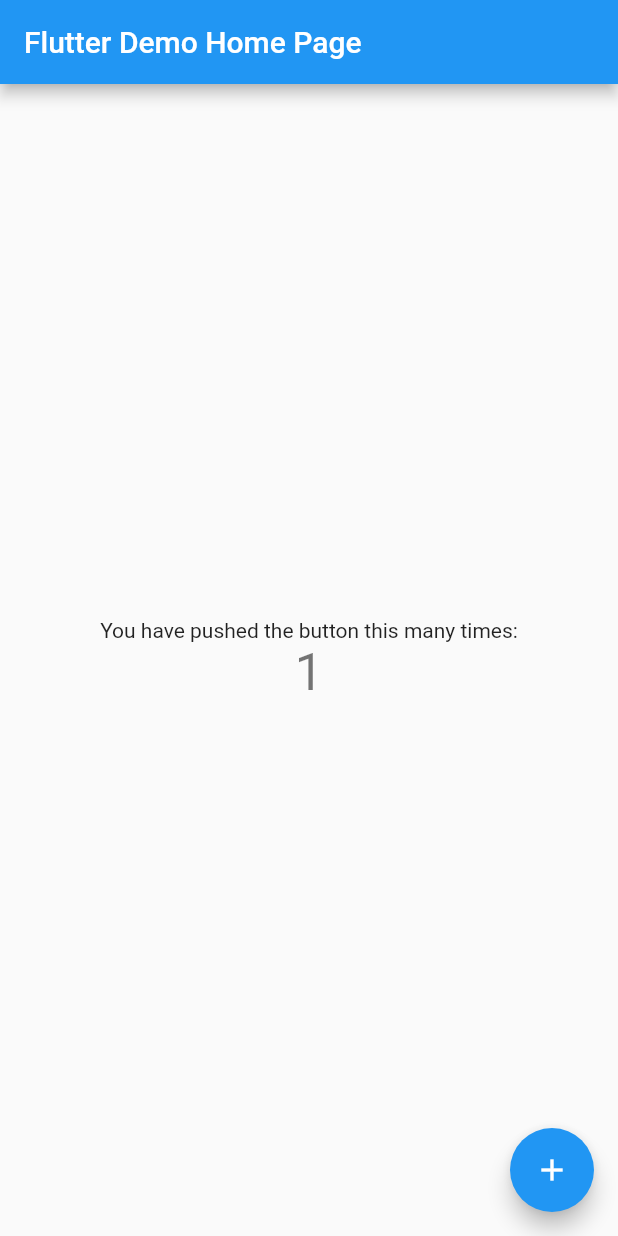
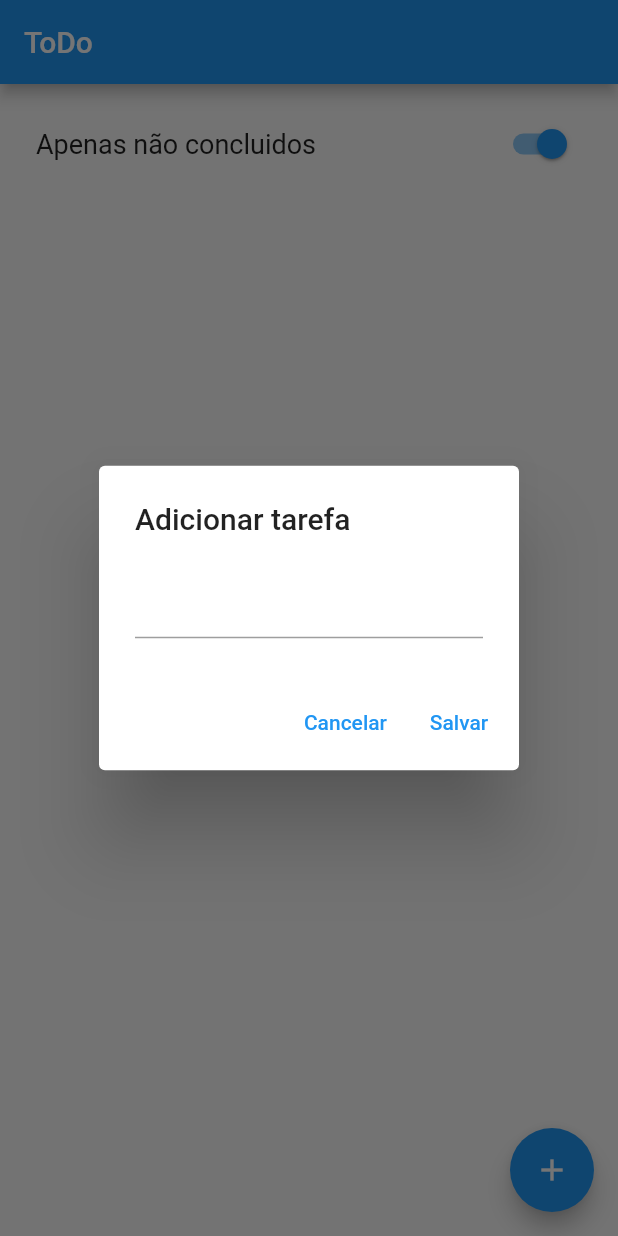
Before and after one commit to eduardoandd/todo_list, a Flutter app: the screen it shows after launch, after a tap on the "add" icon, on a phone screen of 412 x 824 dp. Run offline on Flutter 3.47's test engine with Material 2 defaults, Android fonts, the light colour scheme and no system bars; our stand-ins replace hive; accounts and stored records are empty.

Commit message:
adicionado o editar com longpress

```diff
--- a/lib/main.dart
+++ b/lib/main.dart
@@ -1,6 +1,17 @@
 import 'package:flutter/material.dart';
+import 'package:hive/hive.dart';
+import 'package:path_provider/path_provider.dart' as path_provider;
+import 'package:todo_list/pages/todo_page.dart';
 
-void main() {
+import 'model/todo_model.dart';
+
+void main() async{
+
+  WidgetsFlutterBinding.ensureInitialized();
+  var documentDirectory = await path_provider.getApplicationDocumentsDirectory();
+  Hive.init(documentDirectory.path);
+  Hive.registerAdapter(ToDoModelAdapter());
+
   runApp(const MyApp());
 }
 
@@ -24,7 +35,7 @@
         // is not restarted.
         primarySwatch: Colors.blue,
       ),
-      home: const MyHomePage(title: 'Flutter Demo Home Page'),
+      home: const TodoPage(),
     );
   }
 }
--- /dev/null
+++ b/lib/model/todo_model.dart
@@ -0,0 +1,18 @@
+import 'package:hive/hive.dart';
+part 'todo_model.g.dart';
+
+
+@HiveType(typeId: 1)
+class ToDoModel extends HiveObject{
+
+  ToDoModel();
+
+  ToDoModel.create(this.description,this.completed);
+
+  @HiveField(0)
+  String? description = "";
+
+  @HiveField(1)
+  bool completed = false;
+
+}
--- /dev/null
+++ b/lib/pages/todo_page.dart
@@ -0,0 +1,182 @@
+// ignore_for_file: prefer_const_constructors, prefer_const_literals_to_create_immutables
+
+import 'package:flutter/cupertino.dart';
+import 'package:flutter/material.dart';
+import 'package:flutter/src/foundation/key.dart';
+import 'package:flutter/src/widgets/framework.dart';
+
+import '../model/todo_model.dart';
+import '../repositories/todo_repositories.dart';
+
+class TodoPage extends StatefulWidget {
+  const TodoPage({Key? key}) : super(key: key);
+
+
+  @override
+  State<TodoPage> createState() => _TodoPageState();
+}
+
+class _TodoPageState extends State<TodoPage> {
+
+  late TodoRepository todoRepository;
+  var _tasks = <ToDoModel> [];
+
+  var descriptionController = TextEditingController();
+  bool justNotCompleted = true;
+
+  @override
+  void initState() {
+    super.initState();
+    getTasks();
+  }
+
+  void getTasks() async {
+    todoRepository = await TodoRepository.loadData();
+
+    _tasks = todoRepository.get(justNotCompleted);
+
+    setState(() {});
+  }
+
+
+  @override
+  Widget build(BuildContext context) {
+    return Scaffold(
+      appBar: AppBar(title: Text("ToDo")),
+      floatingActionButton: FloatingActionButton(
+        child: const Icon(Icons.add),
+
+        onPressed: () {
+          descriptionController.text = "";
+          showDialog(
+            context: context,
+            builder: (BuildContext bc) {
+              return AlertDialog(
+                title: Text("Adicionar tarefa"),
+                content: TextField(
+                  controller: descriptionController,
+                ),
+
+                actions: [
+                  TextButton(
+                    onPressed: () {
+                      Navigator.pop(context);
+                    },
+                    child: Text("Cancelar")
+                  ),
+                  TextButton(
+                    onPressed: () async {
+                      await todoRepository.saveData(
+                        ToDoModel.create(descriptionController.text, false)
+                      );
+                      Navigator.pop(context);
+                      getTasks();
+                      // setState(() {});
+
+                    },
+                    child: Text("Salvar")
+                  )
+                ],
+              );
+            }
+          );
+        },
+      ),
+
+      body: Container(
+        margin: EdgeInsets.symmetric(horizontal: 12, vertical: 8),
+        child: Column(
+          children: [
+            Container(
+              margin: EdgeInsets.symmetric(horizontal: 12,vertical: 8),
+              child: Row(
+                mainAxisAlignment: MainAxisAlignment.spaceBetween,
+                children: [
+                  Text("Apenas não concluidos", style: TextStyle(fontSize: 18),),
+                  Switch(
+                    value: justNotCompleted,
+                    onChanged: (bool value) async {
+                      justNotCompleted=value;
+                      // print(value);
+                      print(justNotCompleted);
+                      // todoRepository.update(task);
+                      getTasks();
+                    }
+
+                  )
+                ],
+              ),
+            ),
+
+            Expanded(
+              child: ListView.builder(
+                itemCount: _tasks.length,
+                itemBuilder: (BuildContext bc, int index) {
+                  var task = _tasks[index];
+                  return Dismissible(
+                    onDismissed: (DismissDirection dismissDirection) async {
+                      todoRepository.delete(task);
+                      getTasks();
+                    },
+
+                    key: Key(task.key.toString()),
+                    child: ListTile(
+                      title: Text(task.description.toString()),
+                      trailing: Switch(
+                        onChanged: (bool value) async {
+                          task.completed = value;
+                          todoRepository.update(task);
+                          getTasks();
+                        },
+                        value: task.completed,
+                      ),
+                      onLongPress: () {
+                        descriptionController.text = task.description.toString();
+                        showDialog(
+                          context: context,
+                          builder: (BuildContext bc){
+                            return AlertDialog(
+                              title:Text("Editar tarefa"),
+                              content: TextField(
+                                controller: descriptionController,
+                              ),
+                              actions: [
+                                TextButton(
+                                  onPressed: (){
+                                    Navigator.pop(context);
+                                  },
+                                  child: Text("Cancelar")
+                                ),
+                                TextButton(
+                                  onPressed: () async{
+                                    task.description=descriptionController.text;
+                                    await todoRepository.update(task);
+                                    Navigator.pop(context);
+                                    getTasks();
+                                  },
+                                  child: Text("Editar")
+                                )
+                              ],
+                            );
+                          }
+                        );
+
+                      },
+                    )
+                  );
+
+
+                }
+              ),
+            )
+          ]
+        ),
+
+      ),
+
+
+
+
+    );
+  }
+}
--- /dev/null
+++ b/lib/repositories/todo_repositories.dart
@@ -0,0 +1,45 @@
+import 'package:hive/hive.dart';
+import 'package:todo_list/model/todo_model.dart';
+
+class TodoRepository {
+
+  static late Box _box;
+
+  TodoRepository._create();
+
+  static Future<TodoRepository> loadData() async {
+    if(Hive.isBoxOpen('todoModel')){
+      _box = Hive.box('todoModel');
+    }
+    else{
+      _box = await Hive.openBox('todoModel');
+    }
+    return TodoRepository._create();
+  }
+
+  List<ToDoModel> get(bool justNotCompleted){
+    if(justNotCompleted){
+      return _box.values.cast<ToDoModel>().where(
+        (element) => !element.completed
+      ).toList();
+    }
+    else{
+      return _box.values.cast<ToDoModel>().toList();
+    }
+  }
+
+  update(ToDoModel model){
+    model.save();
+  }
+
+  delete(ToDoModel model){
+    model.delete();
+  }
+
+  saveData(ToDoModel model) {
+    _box.add(model);
+  }
+
+
+
+}
```
Also changed, not shown: pubspec.yaml (+7 -0 lines), lib/model/todo_model.g.dart (added), pubspec.lock, 1 other file.
